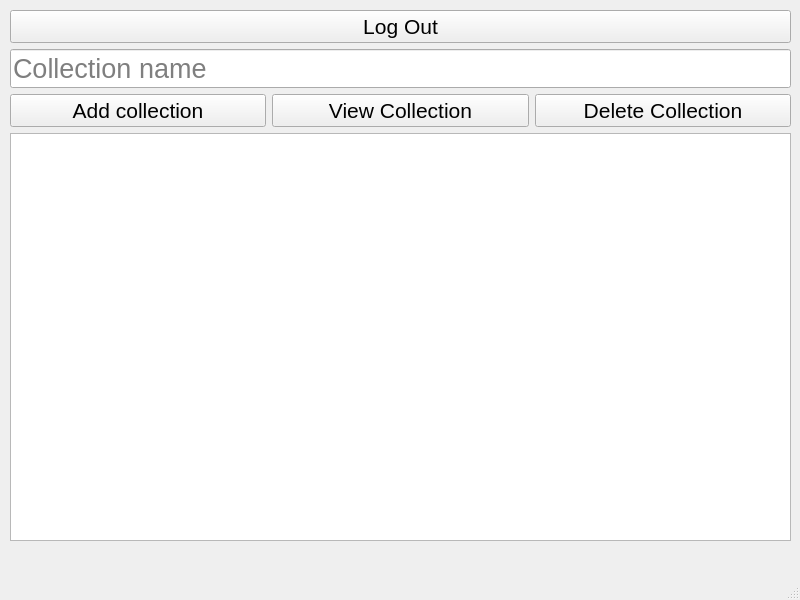
Before: the Qt Designer form V3/QtCollection.ui in nishantHolla/TaskManager, drawn with Qt 5.
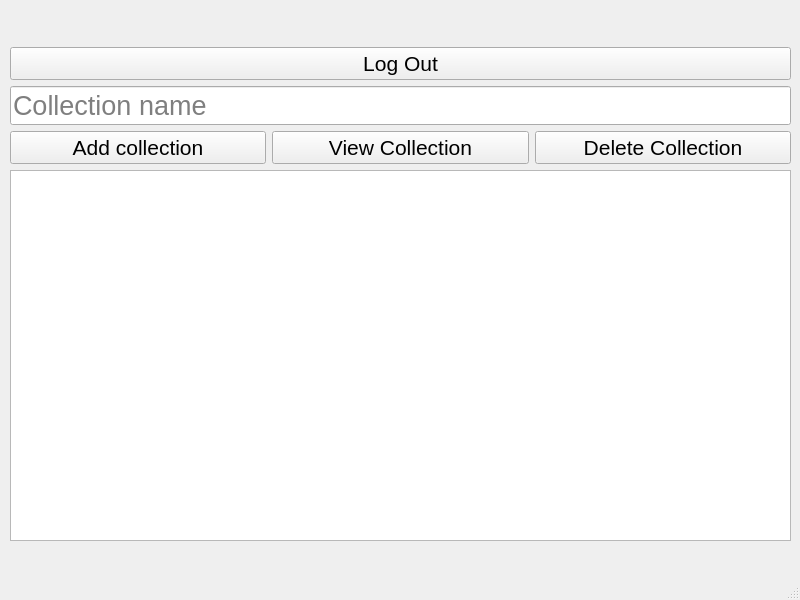
After: the same form once the commit is applied.

```diff
--- a/V3/QtCollection.ui
+++ b/V3/QtCollection.ui
@@ -24,6 +24,24 @@
      </rect>
     </property>
     <layout class="QVBoxLayout" name="collectionMainLayout">
+     <item>
+      <widget class="QLabel" name="errorLabel">
+       <property name="font">
+        <font>
+         <pointsize>20</pointsize>
+        </font>
+       </property>
+       <property name="styleSheet">
+        <string notr="true">color: &quot;red&quot;;</string>
+       </property>
+       <property name="text">
+        <string/>
+       </property>
+       <property name="alignment">
+        <set>Qt::AlignCenter</set>
+       </property>
+      </widget>
+     </item>
      <item>
       <widget class="QPushButton" name="collectionBackButton">
        <property name="font">
```
